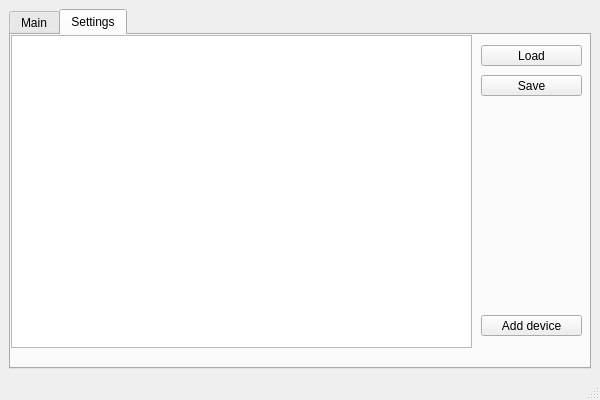
Qt form mainwindow.ui (Rukakuka/Serializer) before a commit.
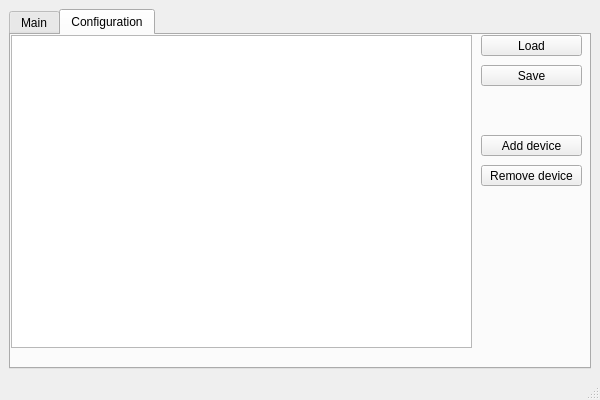
The same form after that commit.

What changed in the file:
```diff
--- a/mainwindow.ui
+++ b/mainwindow.ui
@@ -223,13 +223,13 @@
       </widget>
       <widget class="QWidget" name="settings">
        <attribute name="title">
-        <string>Settings</string>
+        <string>Configuration</string>
        </attribute>
        <widget class="QPushButton" name="btnLoadConfig">
         <property name="geometry">
          <rect>
           <x>470</x>
-          <y>10</y>
+          <y>0</y>
           <width>101</width>
           <height>21</height>
          </rect>
@@ -242,7 +242,7 @@
         <property name="geometry">
          <rect>
           <x>470</x>
-          <y>40</y>
+          <y>30</y>
           <width>101</width>
           <height>21</height>
          </rect>
@@ -265,7 +265,7 @@
         <property name="geometry">
          <rect>
           <x>470</x>
-          <y>280</y>
+          <y>100</y>
           <width>101</width>
           <height>21</height>
          </rect>
@@ -274,6 +274,19 @@
          <string>Add device</string>
         </property>
        </widget>
+       <widget class="QPushButton" name="btnRemoveDevice">
+        <property name="geometry">
+         <rect>
+          <x>470</x>
+          <y>130</y>
+          <width>101</width>
+          <height>21</height>
+         </rect>
+        </property>
+        <property name="text">
+         <string>Remove device</string>
+        </property>
+       </widget>
       </widget>
      </widget>
     </item>
```
Left out of the diff: 2 changed lines with no effect on the pictures.
